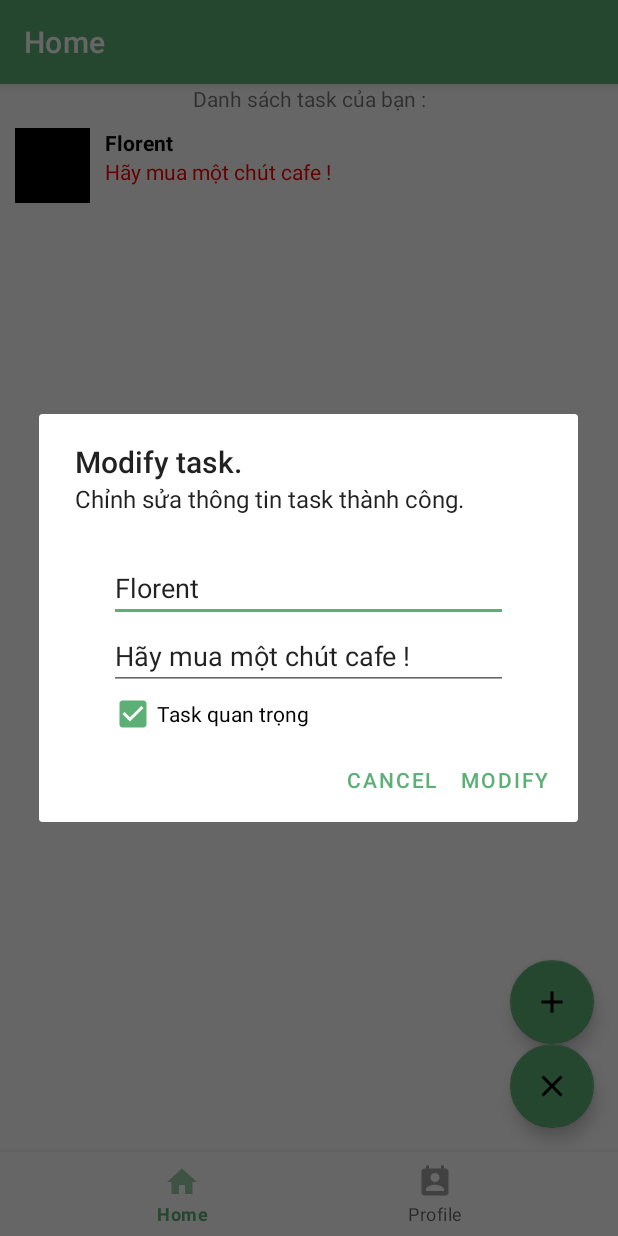
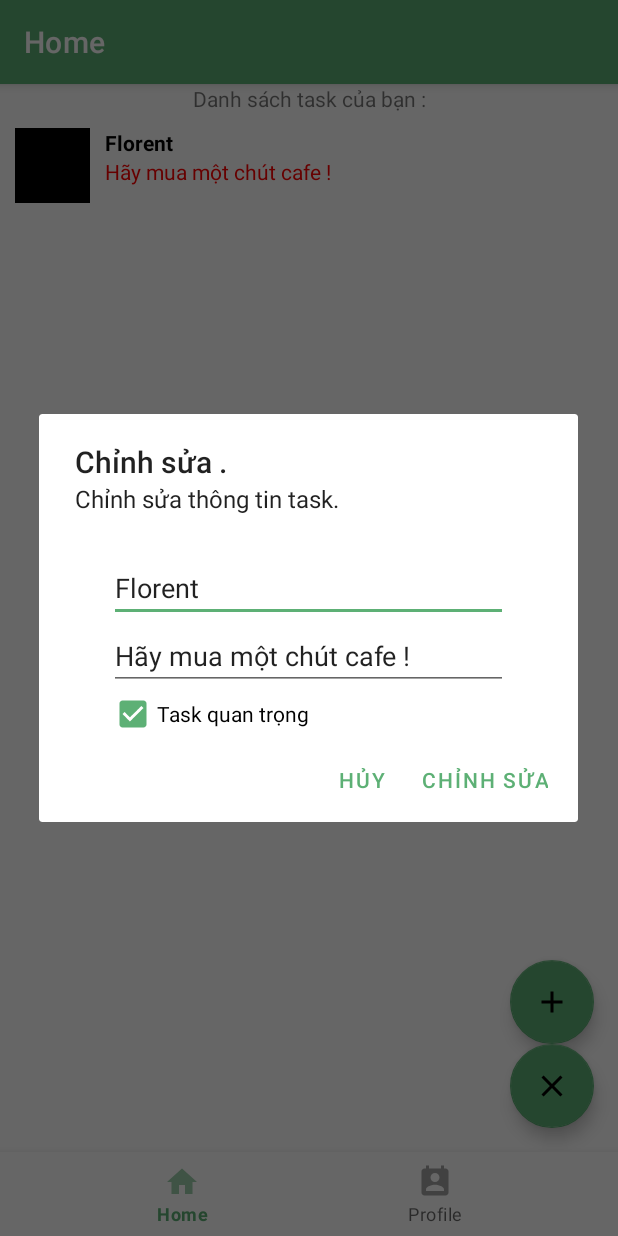
Before and after one commit to newgate1999/PhamTuanAnhTodolist, an Android app: the HomeFragment screen opened directly, with no data from a screen before it, after a tap on "Florent", on a phone screen of 412 x 824 dp. Run offline under Robolectric (Android 15) with nearby library versions, the phone set to English and light mode, and no system bars; our stand-ins replace Firebase (no records; nobody signed in at launch, a user with empty details on screens opened directly).

Commit message:
update UI

```diff
--- a/app/src/main/res/values/strings.xml
+++ b/app/src/main/res/values/strings.xml
@@ -1,19 +1,19 @@
 <resources>
     <string name="app_name">PhamTuanAnhTodolist</string>
-    <string name="deleteOne_title">Delete item.</string>
+    <string name="deleteOne_title">Xóa item.</string>
     <string name="deleteOne_message">" Bạn có muốn xóa item này không ?"</string>
     <string name="app_yes">Yes</string>
     <string name="app_no">No</string>
     <string name="app_ok" translatable="false">Ok</string>
-    <string name="app_modify">Modify</string>
-    <string name="app_cancel">Cancel</string>
+    <string name="app_modify">Chỉnh sửa</string>
+    <string name="app_cancel">Hủy</string>
     <string name="addOne_title">Tạo 1 task</string>
-    <string name="addOne_message">Điền thông tin task thành công.</string>
+    <string name="addOne_message">Điền thông tin task.</string>
     <string name="addOne_name">Tên...</string>
     <string name="addOne_task">Task...</string>
     <string name="addOne_important">Task quan trọng</string>
-    <string name="modifyOne_title">Modify task.</string>
-    <string name="modifyOne_message">Chỉnh sửa thông tin task thành công.</string>
+    <string name="modifyOne_title">Chỉnh sửa .</string>
+    <string name="modifyOne_message">Chỉnh sửa thông tin task.</string>
     <string name="app_listNoEmpty">Danh sách task của bạn :</string>
     <string name="app_listEmpty">Danh sách không hợp lệ !</string>
     <string name="app_example">Hãy mua một chút cafe !</string>
```
